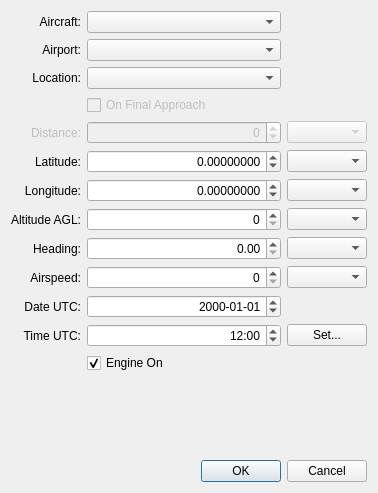
First picture: the form in src/gui/DialogInit.ui, repository marek-cel/mscsim-cc0, before the edit.
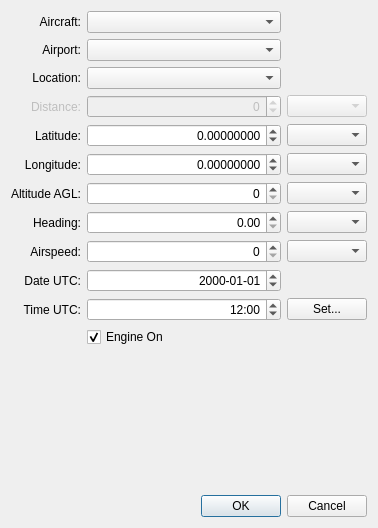
Second picture: the form after the edit. Custom widgets are drawn as their Qt base class.

```diff
--- a/src/gui/DialogInit.ui
+++ b/src/gui/DialogInit.ui
@@ -7,7 +7,7 @@
     <x>0</x>
     <y>0</y>
     <width>378</width>
-    <height>493</height>
+    <height>528</height>
    </rect>
   </property>
   <property name="windowTitle">
@@ -20,7 +20,7 @@
    <bool>false</bool>
   </property>
   <layout class="QGridLayout" name="gridLayout">
-   <item row="12" column="1" colspan="2">
+   <item row="11" column="1" colspan="2">
     <widget class="QCheckBox" name="checkBoxEngineOn">
      <property name="text">
       <string>Engine On</string>
@@ -69,7 +69,7 @@
      </property>
     </widget>
    </item>
-   <item row="5" column="0">
+   <item row="4" column="0">
     <widget class="QLabel" name="labelInitLat">
      <property name="text">
       <string>Latitude:</string>
@@ -82,7 +82,7 @@
      </property>
     </widget>
    </item>
-   <item row="5" column="1">
+   <item row="4" column="1">
     <widget class="QDoubleSpinBox" name="spinInitLat">
      <property name="alignment">
       <set>Qt::AlignRight|Qt::AlignTrailing|Qt::AlignVCenter</set>
@@ -104,10 +104,10 @@
      </property>
     </widget>
    </item>
-   <item row="5" column="2">
+   <item row="4" column="2">
     <widget class="ComboUnitsAngle" name="comboInitLat"/>
    </item>
-   <item row="6" column="0">
+   <item row="5" column="0">
     <widget class="QLabel" name="labelInitLon">
      <property name="text">
       <string>Longitude:</string>
@@ -120,7 +120,7 @@
      </property>
     </widget>
    </item>
-   <item row="6" column="1">
+   <item row="5" column="1">
     <widget class="QDoubleSpinBox" name="spinInitLon">
      <property name="alignment">
       <set>Qt::AlignRight|Qt::AlignTrailing|Qt::AlignVCenter</set>
@@ -142,10 +142,10 @@
      </property>
     </widget>
    </item>
-   <item row="6" column="2">
+   <item row="5" column="2">
     <widget class="ComboUnitsAngle" name="comboInitLon"/>
    </item>
-   <item row="7" column="0">
+   <item row="6" column="0">
     <widget class="QLabel" name="labelInitAlt">
      <property name="text">
       <string>Altitude AGL:</string>
@@ -158,7 +158,7 @@
      </property>
     </widget>
    </item>
-   <item row="7" column="1">
+   <item row="6" column="1">
     <widget class="QDoubleSpinBox" name="spinInitAlt">
      <property name="alignment">
       <set>Qt::AlignRight|Qt::AlignTrailing|Qt::AlignVCenter</set>
@@ -180,10 +180,10 @@
      </property>
     </widget>
    </item>
-   <item row="7" column="2">
+   <item row="6" column="2">
     <widget class="ComboUnitsLength" name="comboInitAlt"/>
    </item>
-   <item row="8" column="0">
+   <item row="7" column="0">
     <widget class="QLabel" name="labelInitPsi">
      <property name="text">
       <string>Heading:</string>
@@ -196,7 +196,7 @@
      </property>
     </widget>
    </item>
-   <item row="8" column="1">
+   <item row="7" column="1">
     <widget class="QDoubleSpinBox" name="spinInitPsi">
      <property name="alignment">
       <set>Qt::AlignRight|Qt::AlignTrailing|Qt::AlignVCenter</set>
@@ -215,10 +215,10 @@
      </property>
     </widget>
    </item>
-   <item row="8" column="2">
+   <item row="7" column="2">
     <widget class="ComboUnitsAngle" name="comboInitPsi"/>
    </item>
-   <item row="9" column="0">
+   <item row="8" column="0">
     <widget class="QLabel" name="labelInitIAS">
      <property name="text">
       <string>Airspeed:</string>
@@ -231,7 +231,7 @@
      </property>
     </widget>
    </item>
-   <item row="9" column="1">
+   <item row="8" column="1">
     <widget class="QDoubleSpinBox" name="spinInitIAS">
      <property name="alignment">
       <set>Qt::AlignRight|Qt::AlignTrailing|Qt::AlignVCenter</set>
@@ -253,10 +253,10 @@
      </property>
     </widget>
    </item>
-   <item row="9" column="2">
+   <item row="8" column="2">
     <widget class="ComboUnitsVelocity" name="comboInitIAS"/>
    </item>
-   <item row="10" column="0">
+   <item row="9" column="0">
     <widget class="QLabel" name="labelInitDate">
      <property name="text">
       <string>Date UTC:</string>
@@ -269,7 +269,7 @@
      </property>
     </widget>
    </item>
-   <item row="10" column="1">
+   <item row="9" column="1">
     <widget class="QDateEdit" name="dateInit">
      <property name="alignment">
       <set>Qt::AlignRight|Qt::AlignTrailing|Qt::AlignVCenter</set>
@@ -286,7 +286,7 @@
      </property>
     </widget>
    </item>
-   <item row="11" column="0">
+   <item row="10" column="0">
     <widget class="QLabel" name="labelInitTime">
      <property name="text">
       <string>Time UTC:</string>
@@ -299,7 +299,7 @@
      </property>
     </widget>
    </item>
-   <item row="11" column="1">
+   <item row="10" column="1">
     <widget class="QTimeEdit" name="timeInit">
      <property name="alignment">
       <set>Qt::AlignRight|Qt::AlignTrailing|Qt::AlignVCenter</set>
@@ -316,7 +316,7 @@
      </property>
     </widget>
    </item>
-   <item row="13" column="0" colspan="3">
+   <item row="12" column="0" colspan="3">
     <spacer name="verticalSpacer">
      <property name="orientation">
       <enum>Qt::Vertical</enum>
@@ -329,7 +329,7 @@
      </property>
     </spacer>
    </item>
-   <item row="14" column="0" colspan="3">
+   <item row="13" column="0" colspan="3">
     <widget class="QDialogButtonBox" name="buttonBox">
      <property name="orientation">
       <enum>Qt::Horizontal</enum>
@@ -339,24 +339,14 @@
      </property>
     </widget>
    </item>
-   <item row="11" column="2">
+   <item row="10" column="2">
     <widget class="QPushButton" name="pushButtonTime">
      <property name="text">
       <string>Set...</string>
      </property>
     </widget>
    </item>
-   <item row="3" column="1" colspan="2">
-    <widget class="QCheckBox" name="checkBoxOnFinal">
-     <property name="enabled">
-      <bool>false</bool>
-     </property>
-     <property name="text">
-      <string>On Final Approach</string>
-     </property>
-    </widget>
-   </item>
-   <item row="4" column="1">
+   <item row="3" column="1">
     <widget class="QDoubleSpinBox" name="spinDistance">
      <property name="enabled">
       <bool>false</bool>
@@ -375,14 +365,14 @@
      </property>
     </widget>
    </item>
-   <item row="4" column="2">
+   <item row="3" column="2">
     <widget class="ComboUnitsLength" name="comboDistance">
      <property name="enabled">
       <bool>false</bool>
      </property>
     </widget>
    </item>
-   <item row="4" column="0">
+   <item row="3" column="0">
     <widget class="QLabel" name="labelDistance">
      <property name="enabled">
       <bool>false</bool>
```
Left out of the diff: 1 changed line with no effect on the pictures.
